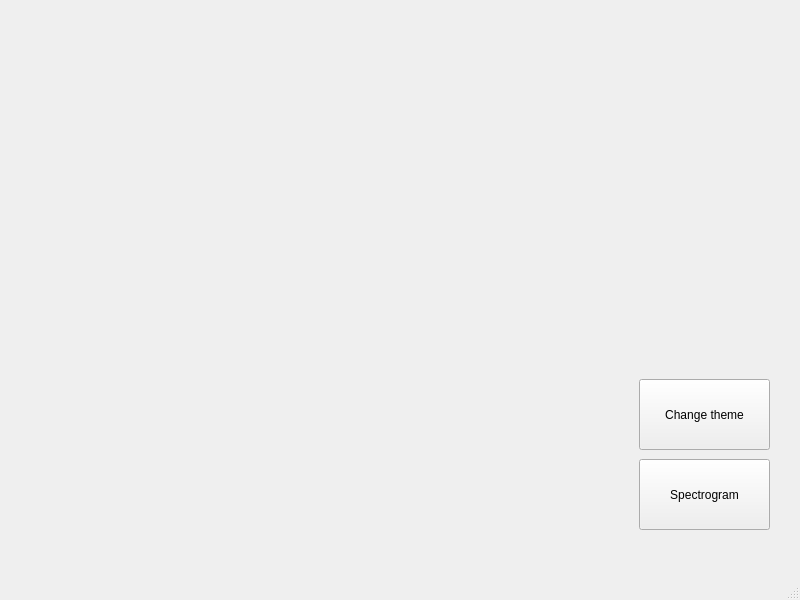
sadeckiM/acoustiqt, file application/src/mainwindow.ui: the form before one commit.
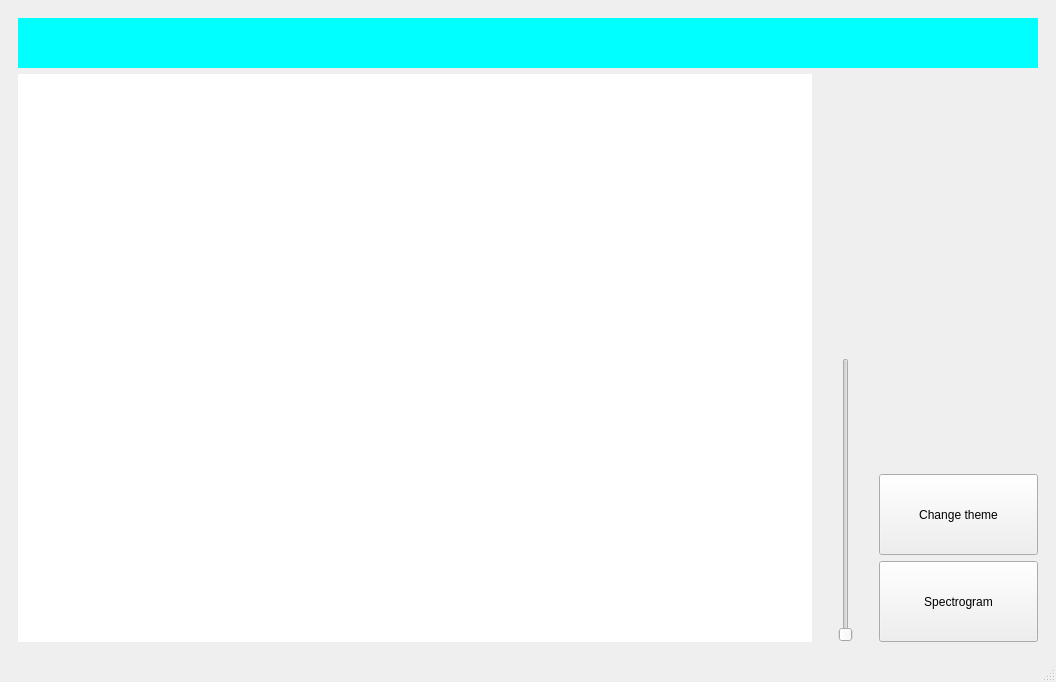
The form after the commit. Icons and pictures are not drawn.

Commit message: feat: main view layout

```diff
--- a/application/src/mainwindow.ui
+++ b/application/src/mainwindow.ui
@@ -6,67 +6,322 @@
    <rect>
     <x>0</x>
     <y>0</y>
-    <width>800</width>
-    <height>600</height>
+    <width>1056</width>
+    <height>682</height>
    </rect>
   </property>
+  <property name="minimumSize">
+   <size>
+    <width>400</width>
+    <height>400</height>
+   </size>
+  </property>
   <property name="windowTitle">
    <string>MainWindow</string>
   </property>
   <widget class="QWidget" name="centralwidget">
-   <widget class="QStackedWidget" name="stackedWidget">
-    <property name="geometry">
-     <rect>
-      <x>-1</x>
-      <y>-1</y>
-      <width>801</width>
-      <height>551</height>
-     </rect>
-    </property>
-    <widget class="QWidget" name="page">
-     <widget class="QPushButton" name="btn_spec">
-      <property name="geometry">
-       <rect>
-        <x>640</x>
-        <y>460</y>
-        <width>131</width>
-        <height>71</height>
-       </rect>
-      </property>
-      <property name="text">
-       <string>Spectrogram</string>
-      </property>
+   <property name="minimumSize">
+    <size>
+     <width>400</width>
+     <height>400</height>
+    </size>
+   </property>
+   <layout class="QVBoxLayout" name="verticalLayout">
+    <item>
+     <widget class="QStackedWidget" name="stackedWidget">
+      <widget class="QWidget" name="page">
+       <property name="styleSheet">
+        <string notr="true"/>
+       </property>
+       <layout class="QHBoxLayout" name="horizontalLayout_2">
+        <item>
+         <layout class="QVBoxLayout" name="verticalLayout_4">
+          <item>
+           <widget class="QWidget" name="statistics_widget" native="true">
+            <property name="minimumSize">
+             <size>
+              <width>0</width>
+              <height>50</height>
+             </size>
+            </property>
+            <property name="styleSheet">
+             <string notr="true">background-color: rgb(0, 255, 255);</string>
+            </property>
+           </widget>
+          </item>
+          <item>
+           <layout class="QHBoxLayout" name="horizontalLayout" stretch="5,0,0,0,1">
+            <item>
+             <widget class="QWidget" name="spectrum_widget" native="true">
+              <property name="sizePolicy">
+               <sizepolicy hsizetype="Expanding" vsizetype="Preferred">
+                <horstretch>0</horstretch>
+                <verstretch>0</verstretch>
+               </sizepolicy>
+              </property>
+              <property name="styleSheet">
+               <string notr="true">background-color: rgb(255, 255, 255);</string>
+              </property>
+             </widget>
+            </item>
+            <item>
+             <spacer name="horizontalSpacer">
+              <property name="orientation">
+               <enum>Qt::Orientation::Horizontal</enum>
+              </property>
+              <property name="sizeType">
+               <enum>QSizePolicy::Policy::Expanding</enum>
+              </property>
+              <property name="sizeHint" stdset="0">
+               <size>
+                <width>20</width>
+                <height>20</height>
+               </size>
+              </property>
+             </spacer>
+            </item>
+            <item>
+             <layout class="QVBoxLayout" name="verticalLayout_3">
+              <item>
+               <spacer name="verticalSpacer_2">
+                <property name="orientation">
+                 <enum>Qt::Orientation::Vertical</enum>
+                </property>
+                <property name="sizeHint" stdset="0">
+                 <size>
+                  <width>13</width>
+                  <height>18</height>
+                 </size>
+                </property>
+               </spacer>
+              </item>
+              <item>
+               <widget class="QSlider" name="verticalSlider">
+                <property name="minimumSize">
+                 <size>
+                  <width>0</width>
+                  <height>0</height>
+                 </size>
+                </property>
+                <property name="orientation">
+                 <enum>Qt::Orientation::Vertical</enum>
+                </property>
+               </widget>
+              </item>
+             </layout>
+            </item>
+            <item>
+             <spacer name="horizontalSpacer_2">
+              <property name="orientation">
+               <enum>Qt::Orientation::Horizontal</enum>
+              </property>
+              <property name="sizeType">
+               <enum>QSizePolicy::Policy::Expanding</enum>
+              </property>
+              <property name="sizeHint" stdset="0">
+               <size>
+                <width>20</width>
+                <height>20</height>
+               </size>
+              </property>
+             </spacer>
+            </item>
+            <item>
+             <layout class="QVBoxLayout" name="verticalLayout_2">
+              <property name="sizeConstraint">
+               <enum>QLayout::SizeConstraint::SetFixedSize</enum>
+              </property>
+              <item>
+               <spacer name="verticalSpacer">
+                <property name="orientation">
+                 <enum>Qt::Orientation::Vertical</enum>
+                </property>
+                <property name="sizeHint" stdset="0">
+                 <size>
+                  <width>20</width>
+                  <height>70</height>
+                 </size>
+                </property>
+               </spacer>
+              </item>
+              <item>
+               <widget class="QPushButton" name="btn_theme">
+                <property name="sizePolicy">
+                 <sizepolicy hsizetype="Minimum" vsizetype="Expanding">
+                  <horstretch>0</horstretch>
+                  <verstretch>0</verstretch>
+                 </sizepolicy>
+                </property>
+                <property name="minimumSize">
+                 <size>
+                  <width>25</width>
+                  <height>8</height>
+                 </size>
+                </property>
+                <property name="maximumSize">
+                 <size>
+                  <width>16777215</width>
+                  <height>81</height>
+                 </size>
+                </property>
+                <property name="text">
+                 <string>Change theme</string>
+                </property>
+               </widget>
+              </item>
+              <item>
+               <widget class="QPushButton" name="btn_spec">
+                <property name="sizePolicy">
+                 <sizepolicy hsizetype="Expanding" vsizetype="Expanding">
+                  <horstretch>0</horstretch>
+                  <verstretch>0</verstretch>
+                 </sizepolicy>
+                </property>
+                <property name="minimumSize">
+                 <size>
+                  <width>25</width>
+                  <height>8</height>
+                 </size>
+                </property>
+                <property name="maximumSize">
+                 <size>
+                  <width>16777215</width>
+                  <height>81</height>
+                 </size>
+                </property>
+                <property name="text">
+                 <string>Spectrogram</string>
+                </property>
+               </widget>
+              </item>
+             </layout>
+            </item>
+           </layout>
+          </item>
+         </layout>
+        </item>
+       </layout>
+       <zorder>btn_theme</zorder>
+       <zorder>btn_spec</zorder>
+       <zorder>verticalSlider</zorder>
+       <zorder>spectrum_widget</zorder>
+       <zorder>statistics_widget</zorder>
+       <zorder>verticalSpacer_2</zorder>
+      </widget>
+      <widget class="QWidget" name="page_2">
+       <widget class="QPushButton" name="btn_return">
+        <property name="geometry">
+         <rect>
+          <x>810</x>
+          <y>410</y>
+          <width>171</width>
+          <height>81</height>
+         </rect>
+        </property>
+        <property name="text">
+         <string>Return</string>
+        </property>
+       </widget>
+       <widget class="QWidget" name="spectrogram_widget" native="true">
+        <property name="geometry">
+         <rect>
+          <x>20</x>
+          <y>50</y>
+          <width>661</width>
+          <height>441</height>
+         </rect>
+        </property>
+        <property name="styleSheet">
+         <string notr="true">background-color: rgb(255, 255, 255);</string>
+        </property>
+        <widget class="QFrame" name="theme_frame">
+         <property name="enabled">
+          <bool>true</bool>
+         </property>
+         <property name="geometry">
+          <rect>
+           <x>0</x>
+           <y>0</y>
+           <width>917</width>
+           <height>10</height>
+          </rect>
+         </property>
+         <property name="minimumSize">
+          <size>
+           <width>0</width>
+           <height>0</height>
+          </size>
+         </property>
+         <property name="autoFillBackground">
+          <bool>false</bool>
+         </property>
+         <property name="styleSheet">
+          <string notr="true">background-color: rgba(126, 126, 126, 180);
+</string>
+         </property>
+         <property name="frameShape">
+          <enum>QFrame::Shape::StyledPanel</enum>
+         </property>
+         <property name="frameShadow">
+          <enum>QFrame::Shadow::Raised</enum>
+         </property>
+         <widget class="QLabel" name="theme_label">
+          <property name="enabled">
+           <bool>true</bool>
+          </property>
+          <property name="geometry">
+           <rect>
+            <x>330</x>
+            <y>20</y>
+            <width>181</width>
+            <height>71</height>
+           </rect>
+          </property>
+          <property name="font">
+           <font>
+            <family>Blockletter</family>
+           </font>
+          </property>
+          <property name="frameShape">
+           <enum>QFrame::Shape::NoFrame</enum>
+          </property>
+          <property name="text">
+           <string>&lt;html&gt;&lt;head/&gt;&lt;body&gt;&lt;p align=&quot;center&quot;&gt;&lt;span style=&quot; font-size:18pt;&quot;&gt;Choose theme&lt;/span&gt;&lt;/p&gt;&lt;/body&gt;&lt;/html&gt;</string>
+          </property>
+          <property name="textFormat">
+           <enum>Qt::TextFormat::RichText</enum>
+          </property>
+         </widget>
+         <widget class="QPushButton" name="btn_cancel">
+          <property name="geometry">
+           <rect>
+            <x>660</x>
+            <y>330</y>
+            <width>171</width>
+            <height>81</height>
+           </rect>
+          </property>
+          <property name="font">
+           <font>
+            <family>Blockletter</family>
+            <pointsize>18</pointsize>
+           </font>
+          </property>
+          <property name="text">
+           <string>Cancel</string>
+          </property>
+          <property name="icon">
+           <iconset theme="QIcon::ThemeIcon::EditUndo"/>
+          </property>
+         </widget>
+         <zorder>btn_cancel</zorder>
+         <zorder>theme_label</zorder>
+        </widget>
+       </widget>
+      </widget>
      </widget>
-     <widget class="QPushButton" name="btn_theme">
-      <property name="geometry">
-       <rect>
-        <x>640</x>
-        <y>380</y>
-        <width>131</width>
-        <height>71</height>
-       </rect>
-      </property>
-      <property name="text">
-       <string>Change theme</string>
-      </property>
-     </widget>
-    </widget>
-    <widget class="QWidget" name="page_2">
-     <widget class="QPushButton" name="btn_return">
-      <property name="geometry">
-       <rect>
-        <x>640</x>
-        <y>450</y>
-        <width>141</width>
-        <height>81</height>
-       </rect>
-      </property>
-      <property name="text">
-       <string>Return</string>
-      </property>
-     </widget>
-    </widget>
-   </widget>
+    </item>
+   </layout>
   </widget>
   <widget class="QMenuBar" name="menubar">
    <property name="geometry">
```
Left out of the diff: 4 changed lines with no effect on the pictures. The commit also changes 2 other files.
